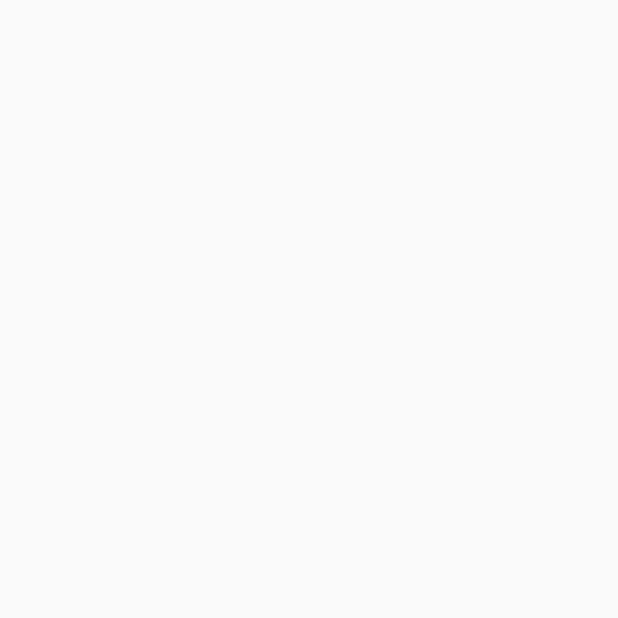
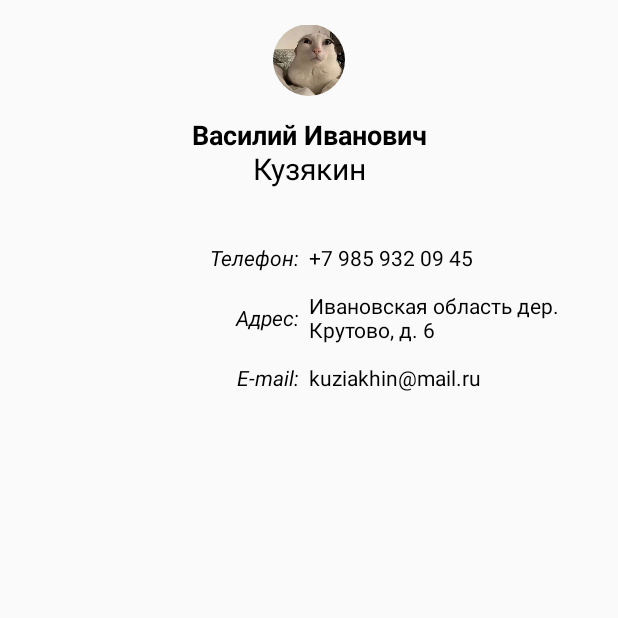
Before and after one commit to Vladismann/JetpackComposeTestProject, an Android app built with Jetpack Compose: the screen it shows after launch (MainActivity before the commit, ContactDetailsActivity after it), on a phone screen of 412 x 824 dp, the top half of it. Before the commit the part shown is empty. Run offline under Robolectric (Android 15) with nearby library versions, the phone set to English and light mode, and no system bars.

Commit message:
feat: спринт 26

```diff
--- a/app/build.gradle.kts
+++ b/app/build.gradle.kts
@@ -5,11 +5,11 @@ plugins {
 }
 
 android {
-    namespace = "com.example.JetpackComposeTestProject"
+    namespace = "com.example.jetpackComposeTestProject"
     compileSdk = 36
 
     defaultConfig {
-        applicationId = "com.example.JetpackComposeTestProject"
+        applicationId = "com.example.jetpackComposeTestProject"
         minSdk = 31
         targetSdk = 36
         versionCode = 1
--- a/app/src/main/AndroidManifest.xml
+++ b/app/src/main/AndroidManifest.xml
@@ -10,12 +10,12 @@
         android:label="@string/app_name"
         android:roundIcon="@mipmap/ic_launcher_round"
         android:supportsRtl="true"
-        android:theme="@style/Theme.JetpackComposeTestProject">
+        android:theme="@style/Theme.jetpackComposeTestProject">
         <activity
-            android:name=".MainActivity"
+            android:name=".ContactDetailsActivity"
             android:exported="true"
             android:label="@string/app_name"
-            android:theme="@style/Theme.JetpackComposeTestProject">
+            android:theme="@style/Theme.jetpackComposeTestProject">
             <intent-filter>
                 <action android:name="android.intent.action.MAIN" />
 
--- a/app/src/main/java/com/example/JetpackComposeTestProject/Contact.kt
+++ b/app/src/main/java/com/example/jetpackComposeTestProject/Contact.kt
@@ -1,4 +1,4 @@
-package com.example.JetpackComposeTestProject
+package com.example.jetpackComposeTestProject
 
 data class Contact(
     val name: String, //Имя
--- /dev/null
+++ b/app/src/main/java/com/example/jetpackComposeTestProject/ContactDetailsActivity.kt
@@ -0,0 +1,187 @@
+package com.example.jetpackComposeTestProject
+
+import android.os.Bundle
+import androidx.activity.ComponentActivity
+import androidx.activity.compose.setContent
+import androidx.compose.foundation.Image
+import androidx.compose.foundation.layout.Box
+import androidx.compose.foundation.layout.Column
+import androidx.compose.foundation.layout.Row
+import androidx.compose.foundation.layout.WindowInsets
+import androidx.compose.foundation.layout.asPaddingValues
+import androidx.compose.foundation.layout.fillMaxSize
+import androidx.compose.foundation.layout.fillMaxWidth
+import androidx.compose.foundation.layout.padding
+import androidx.compose.foundation.layout.size
+import androidx.compose.foundation.layout.systemBars
+import androidx.compose.foundation.shape.CircleShape
+import androidx.compose.material3.Text
+import androidx.compose.runtime.Composable
+import androidx.compose.ui.Alignment
+import androidx.compose.ui.Modifier
+import androidx.compose.ui.draw.clip
+import androidx.compose.ui.platform.LocalContext
+import androidx.compose.ui.res.painterResource
+import androidx.compose.ui.text.font.FontStyle
+import androidx.compose.ui.text.font.FontWeight
+import androidx.compose.ui.text.style.TextOverflow
+import androidx.compose.ui.tooling.preview.Preview
+import androidx.compose.ui.unit.dp
+import androidx.compose.ui.unit.sp
+
+class ContactDetailsActivity : ComponentActivity() {
+
+    override fun onCreate(savedInstanceState: Bundle?) {
+        super.onCreate(savedInstanceState)
+        setContent {
+            ContactColumn(
+                contact = Contact(
+                    name = "Василий",
+                    surname = "Иванович",
+                    familyName = "Кузякин",
+                    phone = "+7 985 932 09 45",
+                    address = "Ивановская область дер. Крутово, д. 6",
+                    email = "kuziakhin@mail.ru",
+                    imageRes = R.drawable.example
+                )
+            )
+        }
+    }
+
+    @Composable
+    fun ContactColumn(contact: Contact) {
+        val context = LocalContext.current
+        Column(
+            modifier = Modifier
+                .fillMaxSize()
+                .padding(WindowInsets.systemBars.asPaddingValues())
+                .padding(16.dp),
+            horizontalAlignment = Alignment.CenterHorizontally
+        ) {
+            ContactImage(contact)
+            ContactName(contact)
+            InfoRow(context.getString(R.string.phone), contact.phone)
+            InfoRow(context.getString(R.string.address), contact.address)
+            if (!contact.email.isNullOrBlank()) {
+                InfoRow(context.getString(R.string.email), contact.email)
+            }
+        }
+    }
+
+    @Composable
+    fun ContactImage(contact: Contact) {
+        Box(
+            modifier = Modifier
+                .fillMaxWidth(),
+            contentAlignment = Alignment.Center
+        ) {
+            if (contact.imageRes == null) {
+                Image(
+                    painter = painterResource(id = R.drawable.circle),
+                    contentDescription = null,
+                )
+                Text(
+                    text = "${contact.name[0]}${contact.familyName[0]}",
+                    fontWeight = FontWeight.Bold
+                )
+            } else {
+                // четких требований по изображению не было, закруглил по размеру circle
+                Image(
+                    modifier = Modifier
+                        .size(48.dp)
+                        .clip(CircleShape),
+                    painter = painterResource(id = contact.imageRes),
+                    contentDescription = null,
+                )
+            }
+        }
+    }
+
+    @Composable
+    fun ContactName(contact: Contact) {
+        Column(
+            modifier = Modifier.padding(top = 16.dp, bottom = 32.dp),
+            horizontalAlignment = Alignment.CenterHorizontally
+        ) {
+            Text(
+                fontWeight = FontWeight.Bold,
+                fontSize = 18.sp,
+                text = "${contact.name} ${contact.surname.orEmpty()}"
+            )
+
+            Row(
+                verticalAlignment = Alignment.CenterVertically
+            ) {
+                Text(
+                    fontSize = 20.sp,
+                    text = contact.familyName
+                )
+                if (contact.isFavorite) {
+                    Image(
+                        modifier = Modifier
+                            .padding(start = 8.dp),
+                        painter = painterResource(id = android.R.drawable.star_big_on),
+                        contentDescription = null
+                    )
+                }
+            }
+        }
+    }
+
+    @Composable
+    fun InfoRow(column: String, info: String?) {
+        Row(
+            modifier = Modifier
+                .fillMaxWidth()
+                .padding(8.dp),
+            verticalAlignment = Alignment.CenterVertically
+        ) {
+            Box(
+                modifier = Modifier.weight(1f),
+                contentAlignment = Alignment.CenterEnd
+            ) {
+                Text("$column:  ", fontStyle = FontStyle.Italic)
+            }
+            if (info != null) {
+                Text(
+                    text = info,
+                    modifier = Modifier.weight(1f, fill = false),
+                    softWrap = true,
+                    overflow = TextOverflow.Clip
+                )
+            }
+        }
+    }
+
+    @Preview(name = "portrait", showSystemUi = true)
+    @Composable
+    fun ContactColumnPreview() {
+        ContactColumn(
+            contact = Contact(
+                name = "Евгений",
+                surname = "Андреевич",
+                familyName = "Лукашин",
+                phone = "+7 495 495 95 95",
+                address = "г. Москва, 3-я улица Строителей, д. 25, кв. 12",
+                email = "elukashin@yandex.ru",
+                isFavorite = true
+            )
+        )
+    }
+
+    @Preview(name = "portrait", showSystemUi = true)
+    @Composable
+    fun ContactColumnPreviewSecond() {
+        ContactColumn(
+            contact = Contact(
+                name = "Василий",
+                surname = "",
+                familyName = "Кузякин",
+                phone = "...",
+                address = "Ивановская область дер. Крутово, д. 6",
+                email = "",
+                imageRes = R.drawable.example
+            )
+        )
+    }
+}
--- /dev/null
+++ b/app/src/main/res/drawable/circle.xml
@@ -0,0 +1,9 @@
+<vector xmlns:android="http://schemas.android.com/apk/res/android"
+    android:width="48dp"
+    android:height="48dp"
+    android:viewportWidth="24"
+    android:viewportHeight="24">
+    <path
+        android:fillColor="@color/light_grey"
+        android:pathData="M12,2a10,10 0,1,1 0,20a10,10 0,1,1 0,-20"/>
+</vector>
--- a/app/src/main/res/values/colors.xml
+++ b/app/src/main/res/values/colors.xml
@@ -7,4 +7,5 @@
     <color name="teal_700">#FF018786</color>
     <color name="black">#FF000000</color>
     <color name="white">#FFFFFFFF</color>
+    <color name="light_grey">#FFCCCCCC</color>
 </resources>
--- a/app/src/main/res/values/strings.xml
+++ b/app/src/main/res/values/strings.xml
@@ -1,3 +1,6 @@
 <resources>
-    <string name="app_name">JetpackComposeTestProject</string>
+    <string name="app_name">jetpackComposeTestProject</string>
+    <string name="phone">Телефон</string>
+    <string name="address">Адрес</string>
+    <string name="email">E-mail</string>
 </resources>
--- a/app/src/main/res/values/themes.xml
+++ b/app/src/main/res/values/themes.xml
@@ -1,5 +1,5 @@
 <?xml version="1.0" encoding="utf-8"?>
 <resources>
 
-    <style name="Theme.JetpackComposeTestProject" parent="android:Theme.Material.Light.NoActionBar" />
+    <style name="Theme.jetpackComposeTestProject" parent="android:Theme.Material.Light.NoActionBar" />
 </resources>
--- a/settings.gradle.kts
+++ b/settings.gradle.kts
@@ -19,5 +19,5 @@ dependencyResolutionManagement {
     }
 }
 
-rootProject.name = "JetpackComposeTestProject"
+rootProject.name = "jetpackComposeTestProject"
 include(":app")
```
Also changed, not shown: app/src/main/java/com/example/JetpackComposeTestProject/MainActivity.kt (deleted, +0 -64 lines), app/src/main/res/drawable/example.jpg (added), 4 other files.
